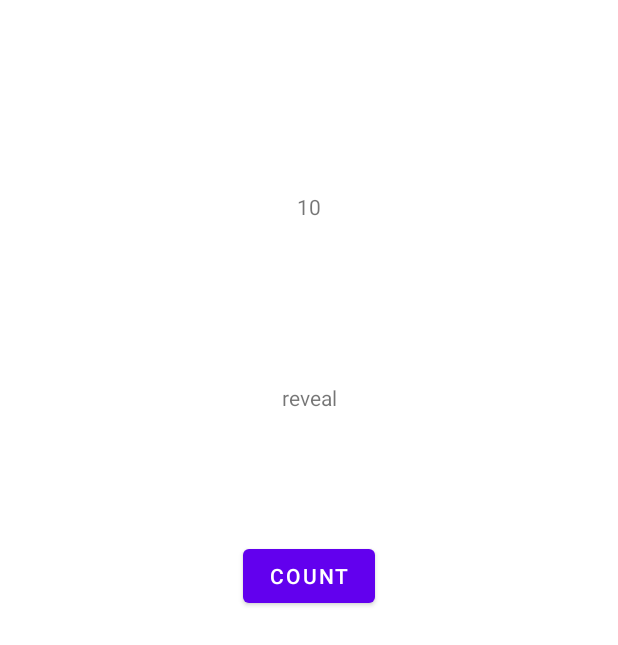
After one commit to cherrycatthedestroyer/BopPong_dev, an Android app: the MainActivity4 screen opened directly, with no data from a screen before it, on a phone screen of 412 x 824 dp. The commit adds this screen. Shown: the top 645 px of the screen. Run offline under Robolectric (Android 15) with nearby library versions, the light colour scheme and no system bars; network calls fail.

Commit message:
Added gyroscope sensor Added guess screen with clock

```diff
--- /dev/null
+++ b/app/src/main/java/com/example/boppong_dev/MainActivity4.java
@@ -0,0 +1,101 @@
+package com.example.boppong_dev;
+
+import androidx.appcompat.app.AppCompatActivity;
+
+import android.os.Bundle;
+import android.os.SystemClock;
+import android.text.Editable;
+import android.text.TextWatcher;
+import android.view.View;
+import android.widget.TextView;
+
+import com.example.boppong_dev.Model.Song;
+
+import java.util.ArrayList;
+
+public class MainActivity4 extends AppCompatActivity {
+
+    private ArrayList<String> songList, playerList;
+
+    String[] playerNames = {"josh","nathan","ahmik"};
+    String[] playerSongs = {"id1","id2","id3"};
+
+    TextView clockTimeView, gameStateView;
+    String count;
+
+    @Override
+    protected void onCreate(Bundle savedInstanceState) {
+        super.onCreate(savedInstanceState);
+        setContentView(R.layout.activity_main4);
+        clockTimeView = findViewById(R.id.clockTimeView);
+        count = "10";
+
+        clockTimeView.setText(count);
+        gameStateView = findViewById(R.id.gameStateView);
+        gameStateView.setText(checkState());
+
+        clockTimeView.addTextChangedListener(new TextWatcher() {
+
+            @Override
+            public void afterTextChanged(Editable s) {}
+
+            @Override
+            public void beforeTextChanged(CharSequence s, int start,
+                                          int count, int after) {
+            }
+
+            @Override
+            public void onTextChanged(CharSequence s, int start,
+                                      int before, int count) {
+                if(s.toString().equals("-1")){
+                    resetCount();
+                    gameStateView.setText(checkState());
+                }
+            }
+        });
+
+
+    }
+
+    protected String checkState(){
+        String state = "guessing";
+        if (count.equals("10")) {
+            state = "reveal";
+        }
+        return state;
+    }
+
+    protected int countDown(){
+        int i =10;
+        while (i>-2){
+            count = String.valueOf(i);
+            this.runOnUiThread(new Runnable() {
+                @Override
+                public void run() {
+                    clockTimeView.setText(count);
+                }
+            });
+            SystemClock.sleep(500);
+            i --;
+        }
+        return i;
+    }
+
+    protected void resetCount(){
+        count="10";
+        clockTimeView.setText("10");
+    }
+
+    public void startCounting (){
+        Thread myThread = new Thread(new CountingThread());
+        myThread.start();
+    }
+
+    private class CountingThread implements Runnable
+    {
+        @Override
+        public void run() {
+            countDown();
+        }
+    }
+}
--- /dev/null
+++ b/app/src/main/res/layout/activity_main4.xml
@@ -0,0 +1,40 @@
+<?xml version="1.0" encoding="utf-8"?>
+<androidx.constraintlayout.widget.ConstraintLayout xmlns:android="http://schemas.android.com/apk/res/android"
+    xmlns:app="http://schemas.android.com/apk/res-auto"
+    xmlns:tools="http://schemas.android.com/tools"
+    android:layout_width="match_parent"
+    android:layout_height="match_parent"
+    tools:context=".MainActivity4">
+
+    <TextView
+        android:id="@+id/clockTimeView"
+        android:layout_width="wrap_content"
+        android:layout_height="wrap_content"
+        android:layout_marginTop="128dp"
+        android:inputType="number"
+        android:text="-1"
+        app:layout_constraintEnd_toEndOf="parent"
+        app:layout_constraintStart_toStartOf="parent"
+        app:layout_constraintTop_toTopOf="parent" />
+
+    <Button
+        android:id="@+id/button2"
+        android:layout_width="wrap_content"
+        android:layout_height="wrap_content"
+        android:layout_marginTop="360dp"
+        android:onClick="startCounting"
+        android:text="Count"
+        app:layout_constraintEnd_toEndOf="parent"
+        app:layout_constraintStart_toStartOf="parent"
+        app:layout_constraintTop_toTopOf="parent" />
+
+    <TextView
+        android:id="@+id/gameStateView"
+        android:layout_width="wrap_content"
+        android:layout_height="wrap_content"
+        android:layout_marginTop="255dp"
+        android:text="TextView"
+        app:layout_constraintEnd_toEndOf="parent"
+        app:layout_constraintStart_toStartOf="parent"
+        app:layout_constraintTop_toTopOf="parent" />
+</androidx.constraintlayout.widget.ConstraintLayout>
--- a/app/src/main/res/values/strings.xml
+++ b/app/src/main/res/values/strings.xml
@@ -16,4 +16,5 @@
         <item>Nick</item>
         <item>Adrian</item>
     </string-array>
+    <string name="startGame">Start round?</string>
 </resources>
```
Also changed, not shown: app/src/main/AndroidManifest.xml (+9 -1 lines), app/src/main/java/com/example/boppong_dev/Activity2.java (+61 -2 lines), app/src/main/java/com/example/boppong_dev/startRound.java (added, +21 -0 lines), app/src/main/res/layout/activity_start_round.xml (added, +18 -0 lines).
